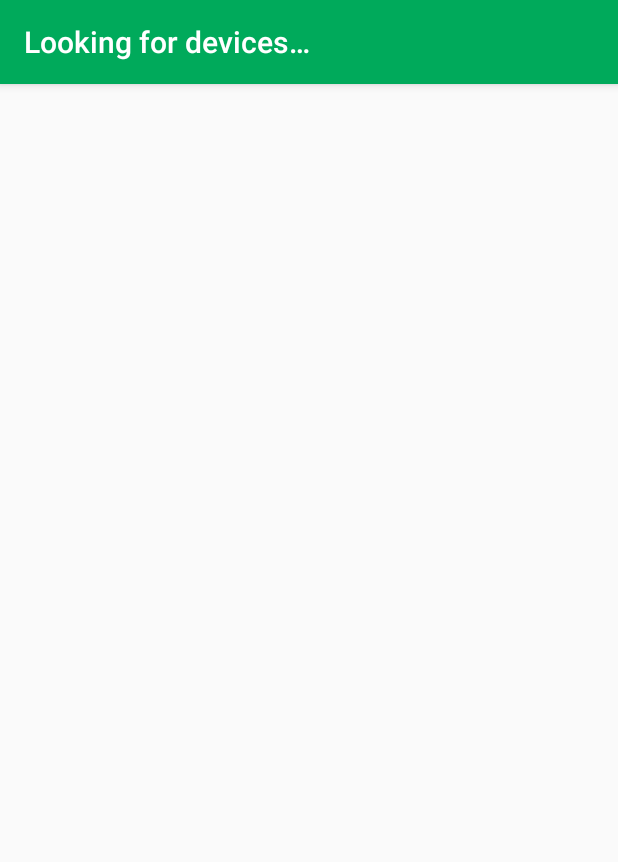
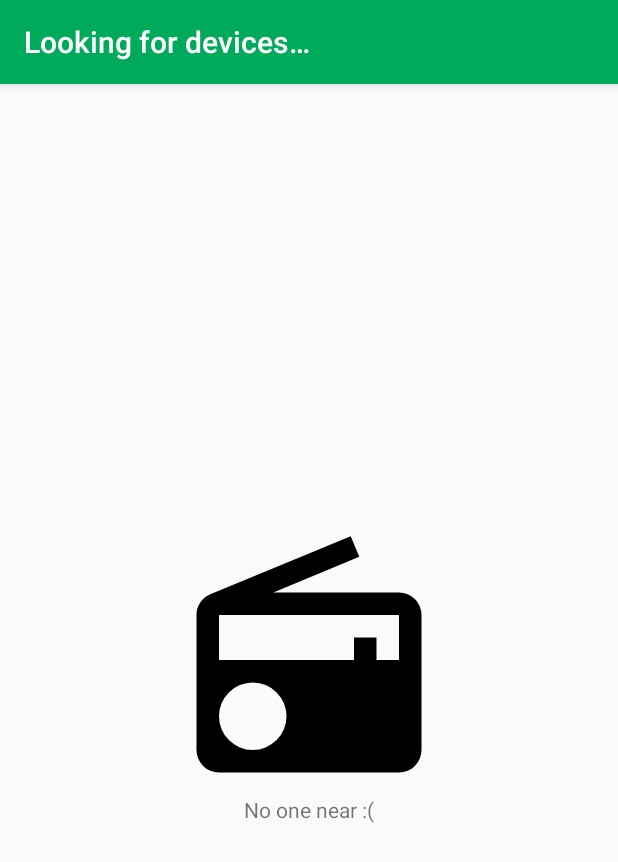
Before and after one commit to RazerTag/Chapper, an Android app: the DeviceListActivity screen opened directly, with no data from a screen before it, on a phone screen of 412 x 824 dp. Shown: the top 862 px of the screen. Run offline under Robolectric (Android 15) with nearby library versions, the phone set to English and light mode, and no system bars; our stand-ins replace ButterKnife; libraries missing offline, so code that uses them is left out: app.akexorcist.bluetotohspp, butterknife.bindView; 9 statements that could not run were skipped.

Commit message:
Add no one near block

```diff
--- a/app/src/main/java/org/chapper/chapper/presentation/screen/devicelist/DeviceListActivity.kt
+++ b/app/src/main/java/org/chapper/chapper/presentation/screen/devicelist/DeviceListActivity.kt
@@ -18,6 +18,7 @@ import android.support.v7.widget.RecyclerView
 import android.support.v7.widget.Toolbar
 import android.view.Menu
 import android.view.MenuItem
+import android.view.View
 import app.akexorcist.bluetotohspp.library.BluetoothState
 import butterknife.bindView
 import org.chapper.chapper.R
@@ -31,6 +32,7 @@ class DeviceListActivity : AppCompatActivity(), DeviceListView {
     private val REQUEST_CODE_COARSE_LOCATION_PERMISSIONS = 1
 
     private val mToolbar: Toolbar by bindView(R.id.toolbar)
+    private val mNoOneNearBlock: View by bindView(R.id.noOneNear)
 
     private var mBtAdapter: BluetoothAdapter? = null
     private val mRecyclerView: RecyclerView by bindView(R.id.recyclerView)
@@ -164,6 +166,8 @@ class DeviceListActivity : AppCompatActivity(), DeviceListView {
                     if (device.name == null || device.name == "") return
                     else deviceModel.bluetoothName = device.name
                     deviceModel.bluetoothAddress = device.address
+
+                    mNoOneNearBlock.visibility = View.INVISIBLE
                     addDevice(deviceModel)
                 }
 
@@ -172,6 +176,7 @@ class DeviceListActivity : AppCompatActivity(), DeviceListView {
                 mToolbar.title = getString(R.string.search_for_devices)
             } else if (BluetoothAdapter.ACTION_DISCOVERY_STARTED == action) {
                 mToolbar.title = getString(R.string.refreshing)
+                mNoOneNearBlock.visibility = View.VISIBLE
             }
         }
     }
--- /dev/null
+++ b/app/src/main/res/drawable/radio.xml
@@ -0,0 +1,10 @@
+<!-- drawable/radio.xml -->
+<vector xmlns:android="http://schemas.android.com/apk/res/android"
+        android:width="24dp"
+        android:height="24dp"
+        android:viewportHeight="24"
+        android:viewportWidth="24">
+    <path
+        android:fillColor="#000"
+        android:pathData="M20,6A2,2 0 0,1 22,8V20A2,2 0 0,1 20,22H4A2,2 0 0,1 2,20V8C2,7.15 2.53,6.42 3.28,6.13L15.71,1L16.47,2.83L8.83,6H20M20,8H4V12H16V10H18V12H20V8M7,14A3,3 0 0,0 4,17A3,3 0 0,0 7,20A3,3 0 0,0 10,17A3,3 0 0,0 7,14Z"/>
+</vector>
--- a/app/src/main/res/layout/activity_device_list.xml
+++ b/app/src/main/res/layout/activity_device_list.xml
@@ -38,6 +38,8 @@
             android:scrollbars="vertical"
             app:layout_behavior="@string/appbar_scrolling_view_behavior"/>
 
+        <include layout="@layout/no_one_near"/>
+
     </RelativeLayout>
 
 </LinearLayout>
--- /dev/null
+++ b/app/src/main/res/layout/no_one_near.xml
@@ -0,0 +1,25 @@
+<?xml version="1.0" encoding="utf-8"?>
+<RelativeLayout xmlns:android="http://schemas.android.com/apk/res/android"
+                android:id="@+id/noOneNear"
+                android:layout_width="match_parent"
+                android:layout_height="match_parent"
+                android:visibility="visible">
+
+    <ImageView
+        android:id="@+id/imageView"
+        android:layout_width="180dp"
+        android:layout_height="180dp"
+        android:layout_centerHorizontal="true"
+        android:layout_centerVertical="true"
+        android:contentDescription="@string/no_one_near"
+        android:src="@drawable/radio"/>
+
+    <TextView
+        android:id="@+id/noOneNearTextView"
+        android:layout_width="wrap_content"
+        android:layout_height="wrap_content"
+        android:layout_below="@+id/imageView"
+        android:layout_centerHorizontal="true"
+        android:text="@string/no_one_near"/>
+
+</RelativeLayout>
--- a/app/src/main/res/values/strings.xml
+++ b/app/src/main/res/values/strings.xml
@@ -20,4 +20,5 @@
     <string name="username_visible">Username is the name of your Bluetooth.\nIt is visible to all nearby.</string>
     <string name="refresh">Refresh</string>
     <string name="refreshing">Refreshing…</string>
+    <string name="no_one_near">No one near :(</string>
 </resources>
```
Also changed, not shown: 1 other file.
